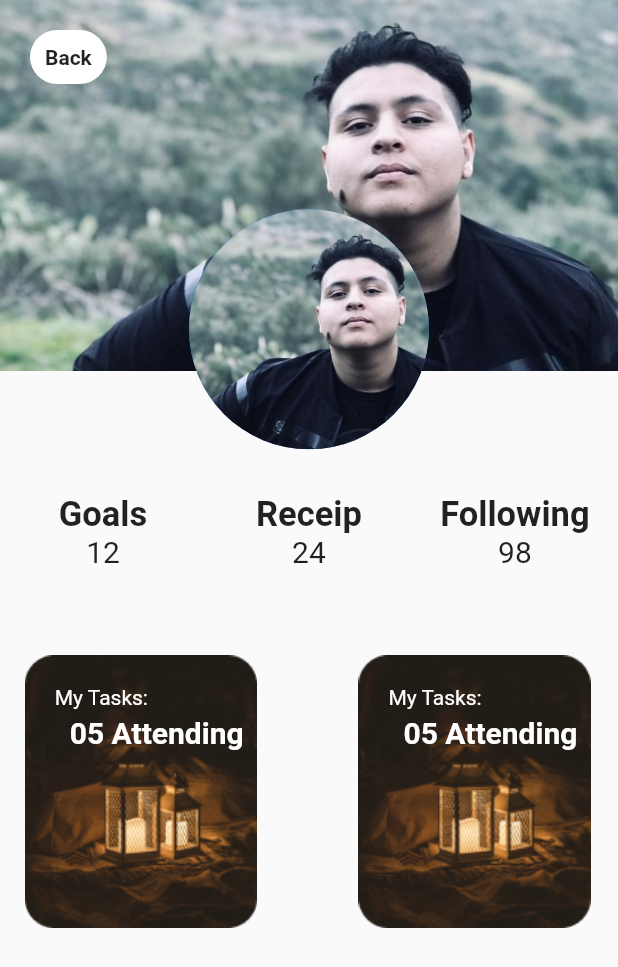
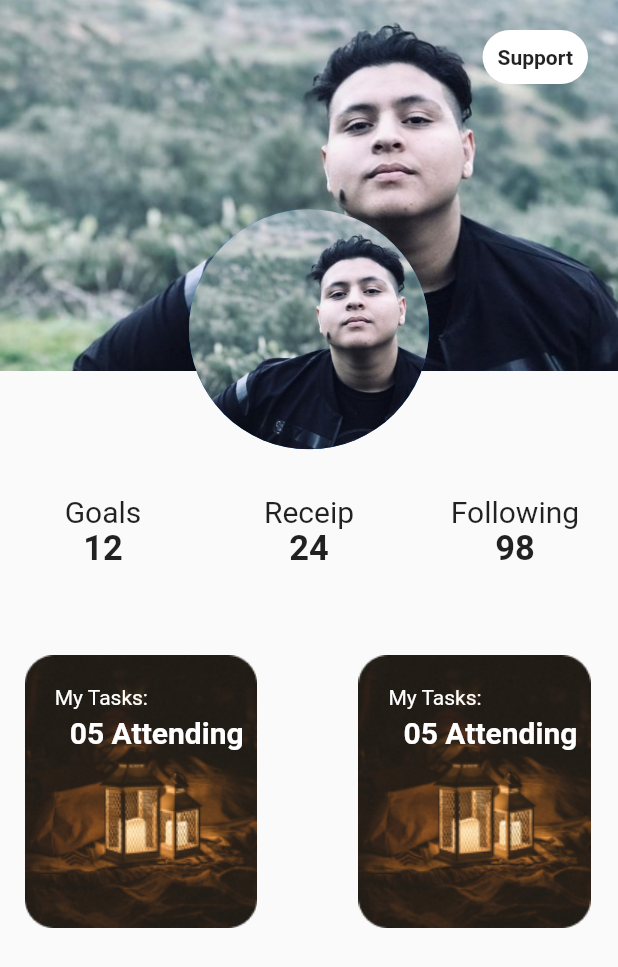
Before and after one commit to l-raouf/debug-entity, a Flutter app: the ProfileP screen opened directly, on a phone screen of 412 x 824 dp. Shown: the top 967 px of the screen. Run offline on Flutter 3.47's test engine with Material 2 defaults, Android fonts, the phone set to English and light mode, and no system bars; our stand-ins replace cloud_firestore, firebase_auth, firebase_core, firebase_storage, fluttertoast, hexcolor and 2 more; accounts and stored records are empty; project files that could hold a hidden picture were left out.

Commit message:
router between ProfileP to Contactus + added in navbar message icon

```diff
--- a/lib/main.dart
+++ b/lib/main.dart
@@ -1,5 +1,6 @@
 import 'package:debug_entity/pages/AdminDashboard/AdminDashboard.dart';
 import 'package:debug_entity/pages/AdminFoodValidation/FoodValidation.dart';
+import 'package:debug_entity/pages/Profile/ProfileP.dart';
 import 'package:debug_entity/pages/Register/RegisterP.dart';
 import 'package:debug_entity/pages/SignIn/SignInP.dart';
 import 'package:debug_entity/pages/leaderboard/LeaderBoard.dart';
@@ -13,7 +14,7 @@ Future<void> main() async {
   await Firebase.initializeApp();
   runApp(MaterialApp(
     debugShowCheckedModeBanner: false,
-    home: RegisterP(),
+    home: MainAdmin(),
   ));
 /*
 import 'package:debug_entity/pages/Profile/ProfileP.dart';
--- a/lib/pages/Profile/ProfileP.dart
+++ b/lib/pages/Profile/ProfileP.dart
@@ -1,5 +1,6 @@
 import 'dart:ui';
 
+import 'package:debug_entity/pages/home/Contactus.dart';
 import 'package:flutter/material.dart';
 
 class ProfileP extends StatefulWidget {
@@ -13,7 +14,8 @@ class _ProfilePState extends State<ProfileP> {
   @override
   Widget build(BuildContext context) {
     var screenSize = MediaQuery.of(context).size;
-    return SafeArea(
+    return Scaffold(
+        body: SafeArea(
             child: Container(
       child: Column(children: [
         Container(
@@ -30,7 +32,15 @@ class _ProfilePState extends State<ProfileP> {
             ),
             Positioned(
                 top: 20,
-                left: 20,
+                right: 20,
+                child: GestureDetector(
+                    onTap: () => {
+                          Navigator.push(
+                            context,
+                            MaterialPageRoute(
+                                builder: (context) => const ContactUs()),
+                          )
+                        },
                     child: Container(
                         decoration: BoxDecoration(
                           color: Colors.white,
@@ -38,9 +48,9 @@ class _ProfilePState extends State<ProfileP> {
                         ),
                         padding: EdgeInsets.all(10),
                         child: Text(
-                      'Back',
+                          'Support',
                           style: TextStyle(fontWeight: FontWeight.bold),
-                    ))),
+                        )))),
             Align(
                 alignment: Alignment(0, 2.2),
                 child: CircleAvatar(
@@ -68,13 +78,15 @@ class _ProfilePState extends State<ProfileP> {
                             child: Text(
                               'Goals',
                               style: TextStyle(
-                                  fontSize: 23, fontWeight: FontWeight.bold),
+                                fontSize: 20,
+                              ),
                             ),
                           ),
                           Container(
                             child: Text(
                               '12',
-                              style: TextStyle(fontSize: 20),
+                              style: TextStyle(
+                                  fontSize: 23, fontWeight: FontWeight.bold),
                             ),
                           ),
                         ]),
@@ -88,12 +100,14 @@ class _ProfilePState extends State<ProfileP> {
                           Container(
                             child: Text('Receip',
                                 style: TextStyle(
-                                    fontSize: 23, fontWeight: FontWeight.bold)),
+                                  fontSize: 20,
+                                )),
                           ),
                           Container(
                             child: Text(
                               '24',
-                              style: TextStyle(fontSize: 20),
+                              style: TextStyle(
+                                  fontSize: 23, fontWeight: FontWeight.bold),
                             ),
                           ),
                         ]),
@@ -107,14 +121,14 @@ class _ProfilePState extends State<ProfileP> {
                           Container(
                             child: Text(
                               'Following',
-                              style: TextStyle(
-                                  fontSize: 23, fontWeight: FontWeight.bold),
+                              style: TextStyle(fontSize: 20),
                             ),
                           ),
                           Container(
                             child: Text(
                               '98',
-                              style: TextStyle(fontSize: 20),
+                              style: TextStyle(
+                                  fontSize: 23, fontWeight: FontWeight.bold),
                             ),
                           ),
                         ]),
@@ -165,6 +179,6 @@ class _ProfilePState extends State<ProfileP> {
           ]),
         ),
       ]),
-    ));
+    )));
   }
 }
--- a/lib/pages/mainAdmin/MainAdmin.dart
+++ b/lib/pages/mainAdmin/MainAdmin.dart
@@ -44,6 +44,10 @@ class _MainAdminState extends State<MainAdmin> {
               label: 'Validation',
             ),
             BottomNavigationBarItem(
+              icon: Icon(Icons.message),
+              label: 'Messages',
+            ),
+            BottomNavigationBarItem(
               icon: Icon(Icons.person),
               label: 'Profile',
             ),
```
Also changed, not shown: lib/pages/home/Contactus.dart (renamed from lib/pages/home/contact_us.dart, +17 -5 lines). Lines whose indentation alone changed are shown as unchanged.
